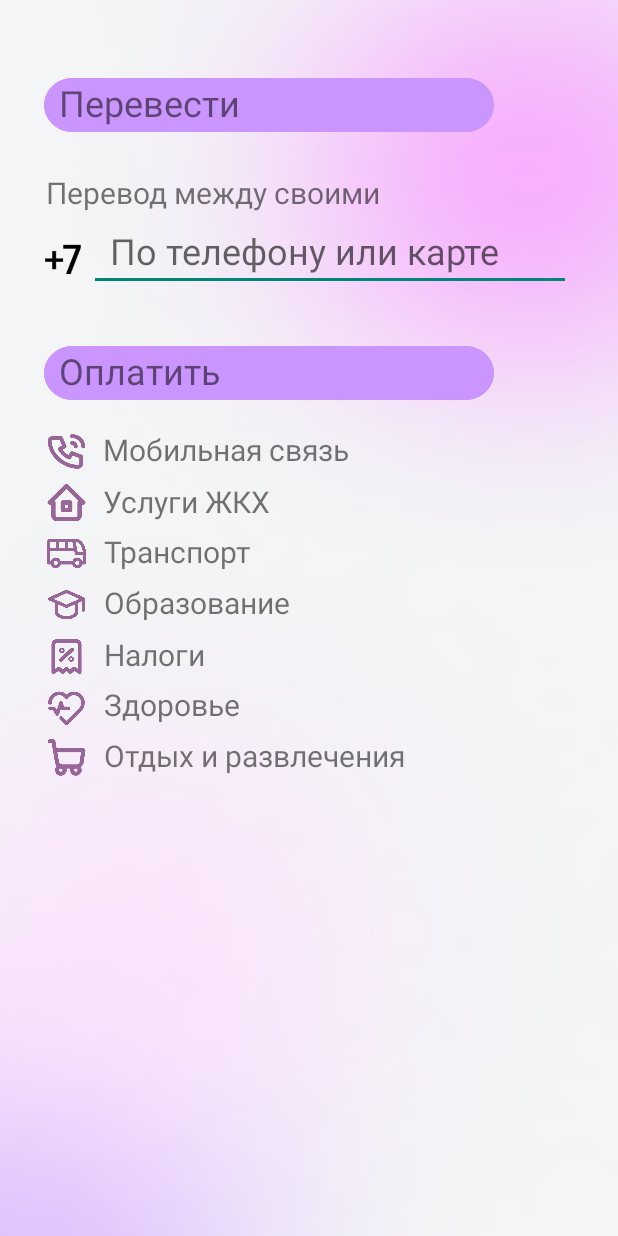
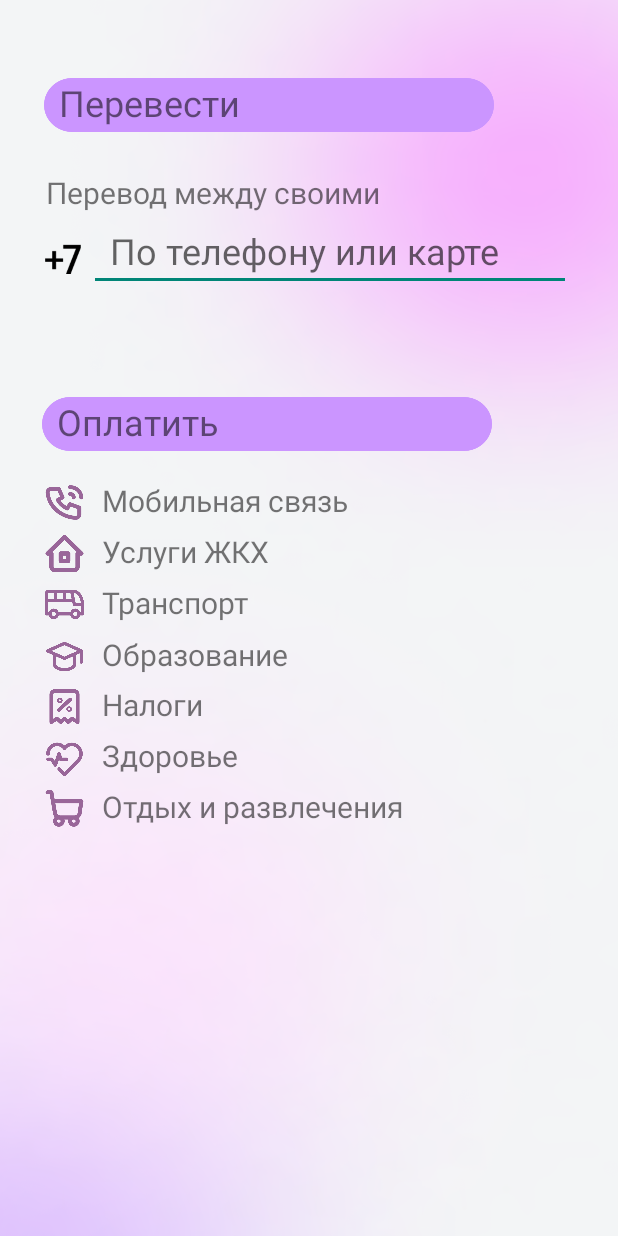
Before and after one commit to dorallodee/Finale, an Android app: the Services screen opened directly, with no data from a screen before it, on a phone screen of 412 x 824 dp. Run offline under Robolectric (Android 15) with nearby library versions, the phone set to English and light mode, and no system bars; Roboto replaces fonts that are not available here.

Commit message:
Вкладка "Перевести" 2.0

```diff
--- a/app/src/main/res/layout/activity_services.xml
+++ b/app/src/main/res/layout/activity_services.xml
@@ -17,100 +17,67 @@
         android:textSize="24sp"
         app:layout_constraintBottom_toBottomOf="parent"
         app:layout_constraintEnd_toEndOf="parent"
-        app:layout_constraintHorizontal_bias="0.261"
+        app:layout_constraintHorizontal_bias="0.252"
         app:layout_constraintStart_toStartOf="parent"
         app:layout_constraintTop_toTopOf="parent"
-        app:layout_constraintVertical_bias="0.293" />
+        app:layout_constraintVertical_bias="0.336" />
 
-    <TextView
-        android:id="@+id/transport"
-        android:layout_width="210dp"
+    <ImageView
+        android:id="@+id/imageView14"
+        android:layout_width="30dp"
         android:layout_height="30dp"
-        android:layout_marginStart="10dp"
-        android:text="@string/transport"
-        android:textSize="20sp"
-        android:paddingLeft="10dp"
         app:layout_constraintBottom_toBottomOf="parent"
         app:layout_constraintEnd_toEndOf="parent"
-        app:layout_constraintHorizontal_bias="0.256"
+        app:layout_constraintHorizontal_bias="0.073"
         app:layout_constraintStart_toStartOf="parent"
         app:layout_constraintTop_toTopOf="parent"
-        app:layout_constraintVertical_bias="0.446" />
+        app:layout_constraintVertical_bias="0.617"
+        app:srcCompat="@drawable/button_heart" />
 
     <TextView
         android:id="@+id/mobileNet"
         android:layout_width="210dp"
         android:layout_height="30dp"
         android:layout_marginStart="10dp"
+        android:paddingLeft="10dp"
         android:text="@string/mobileNet"
         android:textSize="20sp"
-        android:paddingLeft="10dp"
         app:layout_constraintBottom_toBottomOf="parent"
         app:layout_constraintEnd_toEndOf="parent"
-        app:layout_constraintHorizontal_bias="0.254"
+        app:layout_constraintHorizontal_bias="0.251"
         app:layout_constraintStart_toStartOf="parent"
         app:layout_constraintTop_toTopOf="parent"
-        app:layout_constraintVertical_bias="0.36" />
-
-    <TextView
-        android:id="@+id/education"
-        android:layout_width="210dp"
-        android:layout_height="30dp"
-        android:layout_marginStart="10dp"
-        android:text="@string/education"
-        android:textSize="20sp"
-        android:paddingLeft="10dp"
-        app:layout_constraintBottom_toBottomOf="parent"
-        app:layout_constraintEnd_toEndOf="parent"
-        app:layout_constraintHorizontal_bias="0.256"
-        app:layout_constraintStart_toStartOf="parent"
-        app:layout_constraintTop_toTopOf="parent"
-        app:layout_constraintVertical_bias="0.489" />
+        app:layout_constraintVertical_bias="0.403" />
 
     <TextView
         android:id="@+id/taxes"
         android:layout_width="210dp"
         android:layout_height="30dp"
         android:layout_marginStart="10dp"
+        android:paddingLeft="10dp"
         android:text="@string/taxes"
         android:textSize="20sp"
-        android:paddingLeft="10dp"
         app:layout_constraintBottom_toBottomOf="parent"
         app:layout_constraintEnd_toEndOf="parent"
-        app:layout_constraintHorizontal_bias="0.256"
+        app:layout_constraintHorizontal_bias="0.251"
         app:layout_constraintStart_toStartOf="parent"
         app:layout_constraintTop_toTopOf="parent"
-        app:layout_constraintVertical_bias="0.532" />
-
-    <Button
-        android:id="@+id/doTransfer"
-        android:layout_width="83dp"
-        android:layout_height="33dp"
-        android:clickable="false"
-        android:text="Перевести"
-        android:textSize="12sp"
-        android:visibility="invisible"
-        app:layout_constraintBottom_toBottomOf="parent"
-        app:layout_constraintEnd_toEndOf="parent"
-        app:layout_constraintHorizontal_bias="0.949"
-        app:layout_constraintStart_toStartOf="parent"
-        app:layout_constraintTop_toTopOf="parent"
-        app:layout_constraintVertical_bias="0.25" />
+        app:layout_constraintVertical_bias="0.574" />
 
     <TextView
         android:id="@+id/health"
         android:layout_width="210dp"
         android:layout_height="30dp"
         android:layout_marginStart="10dp"
+        android:paddingLeft="10dp"
         android:text="@string/health"
         android:textSize="20sp"
-        android:paddingLeft="10dp"
         app:layout_constraintBottom_toBottomOf="parent"
         app:layout_constraintEnd_toEndOf="parent"
-        app:layout_constraintHorizontal_bias="0.256"
+        app:layout_constraintHorizontal_bias="0.251"
         app:layout_constraintStart_toStartOf="parent"
         app:layout_constraintTop_toTopOf="parent"
-        app:layout_constraintVertical_bias="0.574" />
+        app:layout_constraintVertical_bias="0.617" />
 
     <TextView
         android:id="@+id/recreation"
@@ -122,25 +89,143 @@
         android:textSize="20sp"
         app:layout_constraintBottom_toBottomOf="parent"
         app:layout_constraintEnd_toEndOf="parent"
-        app:layout_constraintHorizontal_bias="0.27"
+        app:layout_constraintHorizontal_bias="0.265"
         app:layout_constraintStart_toStartOf="parent"
         app:layout_constraintTop_toTopOf="parent"
-        app:layout_constraintVertical_bias="0.617" />
+        app:layout_constraintVertical_bias="0.66" />
+
+    <ImageView
+        android:id="@+id/imageView12"
+        android:layout_width="30dp"
+        android:layout_height="30dp"
+        app:layout_constraintBottom_toBottomOf="parent"
+        app:layout_constraintEnd_toEndOf="parent"
+        app:layout_constraintHorizontal_bias="0.073"
+        app:layout_constraintStart_toStartOf="parent"
+        app:layout_constraintTop_toTopOf="parent"
+        app:layout_constraintVertical_bias="0.532"
+        app:srcCompat="@drawable/button_school" />
+
+    <ImageView
+        android:id="@+id/imageView2"
+        android:layout_width="30dp"
+        android:layout_height="30dp"
+        app:layout_constraintBottom_toBottomOf="parent"
+        app:layout_constraintEnd_toEndOf="parent"
+        app:layout_constraintHorizontal_bias="0.073"
+        app:layout_constraintStart_toStartOf="parent"
+        app:layout_constraintTop_toTopOf="parent"
+        app:layout_constraintVertical_bias="0.403"
+        app:srcCompat="@drawable/button_phone" />
+
+    <ImageView
+        android:id="@+id/imageView10"
+        android:layout_width="30dp"
+        android:layout_height="30dp"
+        app:layout_constraintBottom_toBottomOf="parent"
+        app:layout_constraintEnd_toEndOf="parent"
+        app:layout_constraintHorizontal_bias="0.073"
+        app:layout_constraintStart_toStartOf="parent"
+        app:layout_constraintTop_toTopOf="parent"
+        app:layout_constraintVertical_bias="0.489"
+        app:srcCompat="@drawable/button_bus" />
+
+    <ImageView
+        android:id="@+id/imageView15"
+        android:layout_width="30dp"
+        android:layout_height="30dp"
+        app:layout_constraintBottom_toBottomOf="parent"
+        app:layout_constraintEnd_toEndOf="parent"
+        app:layout_constraintHorizontal_bias="0.073"
+        app:layout_constraintStart_toStartOf="parent"
+        app:layout_constraintTop_toTopOf="parent"
+        app:layout_constraintVertical_bias="0.66"
+        app:srcCompat="@drawable/button_shop" />
+
+    <TextView
+        android:id="@+id/education"
+        android:layout_width="210dp"
+        android:layout_height="30dp"
+        android:layout_marginStart="10dp"
+        android:paddingLeft="10dp"
+        android:text="@string/education"
+        android:textSize="20sp"
+        app:layout_constraintBottom_toBottomOf="parent"
+        app:layout_constraintEnd_toEndOf="parent"
+        app:layout_constraintHorizontal_bias="0.251"
+        app:layout_constraintStart_toStartOf="parent"
+        app:layout_constraintTop_toTopOf="parent"
+        app:layout_constraintVertical_bias="0.532" />
 
     <TextView
         android:id="@+id/communalServices"
         android:layout_width="210dp"
         android:layout_height="30dp"
         android:layout_marginStart="10dp"
+        android:paddingLeft="10dp"
         android:text="@string/communals"
         android:textSize="20sp"
-        android:paddingLeft="10dp"
         app:layout_constraintBottom_toBottomOf="parent"
         app:layout_constraintEnd_toEndOf="parent"
-        app:layout_constraintHorizontal_bias="0.254"
+        app:layout_constraintHorizontal_bias="0.251"
         app:layout_constraintStart_toStartOf="parent"
         app:layout_constraintTop_toTopOf="parent"
-        app:layout_constraintVertical_bias="0.404" />
+        app:layout_constraintVertical_bias="0.446" />
+
+    <ImageView
+        android:id="@+id/imageView13"
+        android:layout_width="30dp"
+        android:layout_height="30dp"
+        app:layout_constraintBottom_toBottomOf="parent"
+        app:layout_constraintEnd_toEndOf="parent"
+        app:layout_constraintHorizontal_bias="0.073"
+        app:layout_constraintStart_toStartOf="parent"
+        app:layout_constraintTop_toTopOf="parent"
+        app:layout_constraintVertical_bias="0.574"
+        app:srcCompat="@drawable/button_tax" />
+
+    <ImageView
+        android:id="@+id/imageView8"
+        android:layout_width="30dp"
+        android:layout_height="30dp"
+        app:layout_constraintBottom_toBottomOf="parent"
+        app:layout_constraintEnd_toEndOf="parent"
+        app:layout_constraintHorizontal_bias="0.073"
+        app:layout_constraintStart_toStartOf="parent"
+        app:layout_constraintTop_toTopOf="parent"
+        app:layout_constraintVertical_bias="0.446"
+        app:srcCompat="@drawable/button_home" />
+
+    <TextView
+        android:id="@+id/transport"
+        android:layout_width="210dp"
+        android:layout_height="30dp"
+        android:layout_marginStart="10dp"
+        android:paddingLeft="10dp"
+        android:text="@string/transport"
+        android:textSize="20sp"
+        app:layout_constraintBottom_toBottomOf="parent"
+        app:layout_constraintEnd_toEndOf="parent"
+        app:layout_constraintHorizontal_bias="0.251"
+        app:layout_constraintStart_toStartOf="parent"
+        app:layout_constraintTop_toTopOf="parent"
+        app:layout_constraintVertical_bias="0.489" />
+
+    <Button
+        android:id="@+id/doTransfer"
+        android:layout_width="83dp"
+        android:layout_height="33dp"
+        android:background="@drawable/button_perevod_light"
+        android:clickable="false"
+        android:text="Перевести"
+        android:textSize="12sp"
+        android:visibility="invisible"
+        app:layout_constraintBottom_toBottomOf="parent"
+        app:layout_constraintEnd_toEndOf="parent"
+        app:layout_constraintHorizontal_bias="0.905"
+        app:layout_constraintStart_toStartOf="parent"
+        app:layout_constraintTop_toTopOf="parent"
+        app:layout_constraintVertical_bias="0.265" />
 
     <TextView
         android:id="@+id/labelTransfer3"
@@ -189,90 +274,6 @@
         app:layout_constraintVertical_bias="0.144" />
 
     <ImageView
-        android:id="@+id/imageView2"
-        android:layout_width="30dp"
-        android:layout_height="30dp"
-        app:layout_constraintBottom_toBottomOf="parent"
-        app:layout_constraintEnd_toEndOf="parent"
-        app:layout_constraintHorizontal_bias="0.076"
-        app:layout_constraintStart_toStartOf="parent"
-        app:layout_constraintTop_toTopOf="parent"
-        app:layout_constraintVertical_bias="0.36"
-        app:srcCompat="@drawable/button_phone" />
-
-    <ImageView
-        android:id="@+id/imageView8"
-        android:layout_width="30dp"
-        android:layout_height="30dp"
-        app:layout_constraintBottom_toBottomOf="parent"
-        app:layout_constraintEnd_toEndOf="parent"
-        app:layout_constraintHorizontal_bias="0.076"
-        app:layout_constraintStart_toStartOf="parent"
-        app:layout_constraintTop_toTopOf="parent"
-        app:layout_constraintVertical_bias="0.403"
-        app:srcCompat="@drawable/button_home" />
-
-    <ImageView
-        android:id="@+id/imageView10"
-        android:layout_width="30dp"
-        android:layout_height="30dp"
-        app:layout_constraintBottom_toBottomOf="parent"
-        app:layout_constraintEnd_toEndOf="parent"
-        app:layout_constraintHorizontal_bias="0.076"
-        app:layout_constraintStart_toStartOf="parent"
-        app:layout_constraintTop_toTopOf="parent"
-        app:layout_constraintVertical_bias="0.446"
-        app:srcCompat="@drawable/button_bus" />
-
-    <ImageView
-        android:id="@+id/imageView12"
-        android:layout_width="30dp"
-        android:layout_height="30dp"
-        app:layout_constraintBottom_toBottomOf="parent"
-        app:layout_constraintEnd_toEndOf="parent"
-        app:layout_constraintHorizontal_bias="0.076"
-        app:layout_constraintStart_toStartOf="parent"
-        app:layout_constraintTop_toTopOf="parent"
-        app:layout_constraintVertical_bias="0.489"
-        app:srcCompat="@drawable/button_school" />
-
-    <ImageView
-        android:id="@+id/imageView13"
-        android:layout_width="30dp"
-        android:layout_height="30dp"
-        app:layout_constraintBottom_toBottomOf="parent"
-        app:layout_constraintEnd_toEndOf="parent"
-        app:layout_constraintHorizontal_bias="0.076"
-        app:layout_constraintStart_toStartOf="parent"
-        app:layout_constraintTop_toTopOf="parent"
-        app:layout_constraintVertical_bias="0.532"
-        app:srcCompat="@drawable/button_tax" />
-
-    <ImageView
-        android:id="@+id/imageView14"
-        android:layout_width="30dp"
-        android:layout_height="30dp"
-        app:layout_constraintBottom_toBottomOf="parent"
-        app:layout_constraintEnd_toEndOf="parent"
-        app:layout_constraintHorizontal_bias="0.076"
-        app:layout_constraintStart_toStartOf="parent"
-        app:layout_constraintTop_toTopOf="parent"
-        app:layout_constraintVertical_bias="0.574"
-        app:srcCompat="@drawable/button_heart" />
-
-    <ImageView
-        android:id="@+id/imageView15"
-        android:layout_width="30dp"
-        android:layout_height="30dp"
-        app:layout_constraintBottom_toBottomOf="parent"
-        app:layout_constraintEnd_toEndOf="parent"
-        app:layout_constraintHorizontal_bias="0.076"
-        app:layout_constraintStart_toStartOf="parent"
-        app:layout_constraintTop_toTopOf="parent"
-        app:layout_constraintVertical_bias="0.617"
-        app:srcCompat="@drawable/button_shop" />
-
-    <ImageView
         android:id="@+id/imageView16"
         android:layout_width="24dp"
         android:layout_height="23dp"
```
Also changed, not shown: app/src/main/res/drawable/button_perevod_light.png (added).
